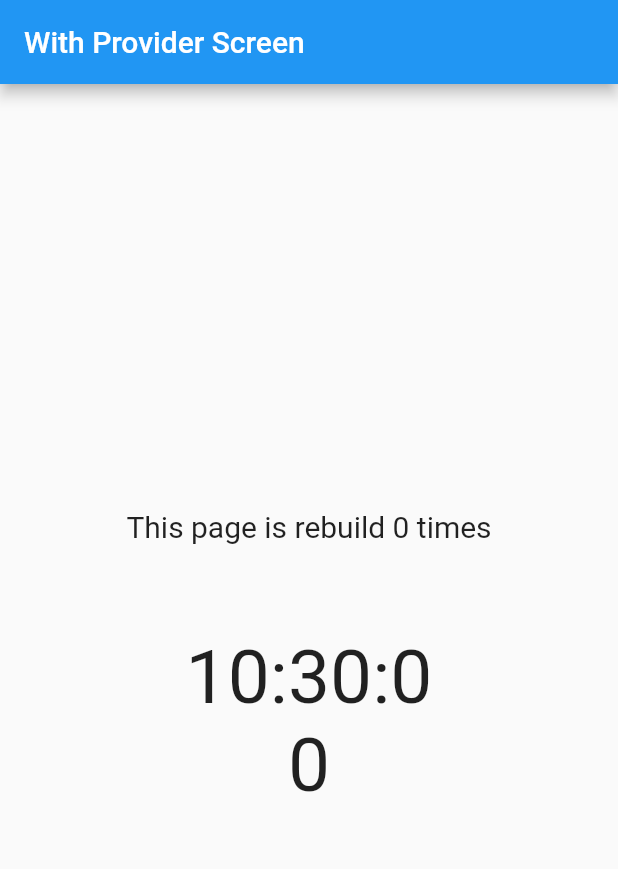
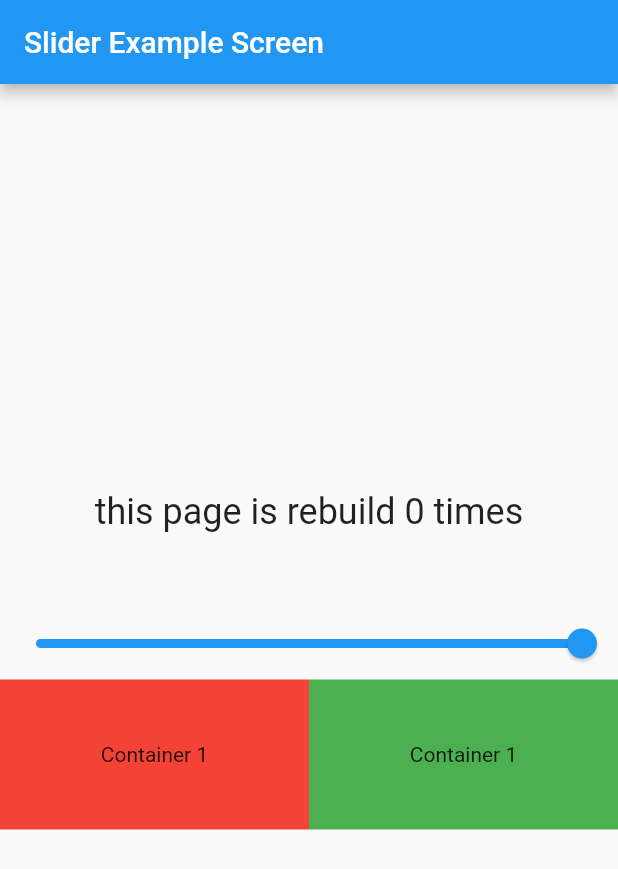
Before and after one commit to ThisIsAnshMalik/provider_state_management, a Flutter app: the first screen one second after launch, on a phone screen of 412 x 824 dp. Shown: the top 869 px of the screen. Run offline on Flutter 3.47's test engine with Material 2 defaults, Android fonts, the phone set to English and light mode, and no system bars.

Commit message:
slider screen is ready with set state

```diff
--- a/lib/main.dart
+++ b/lib/main.dart
@@ -1,6 +1,7 @@
 import 'package:flutter/material.dart';
 import 'package:provider/provider.dart';
 import 'package:provider_state_management/provider/count_provider.dart';
+import 'package:provider_state_management/screens/slider_example.dart';
 import 'package:provider_state_management/screens/timer_screens/with_provider_screen.dart';
 import 'package:provider_state_management/screens/timer_screens/without_provider_screen.dart';
 
@@ -21,7 +22,7 @@ class MyApp extends StatelessWidget {
           theme: ThemeData(
             primarySwatch: Colors.blue,
           ),
-          home: const WithProviderScreen(),
+          home: const SliderExampleScreen(),
         ));
   }
 }
--- /dev/null
+++ b/lib/screens/slider_example.dart
@@ -0,0 +1,56 @@
+import 'package:flutter/material.dart';
+
+class SliderExampleScreen extends StatefulWidget {
+  const SliderExampleScreen({Key? key}) : super(key: key);
+
+  @override
+  State<SliderExampleScreen> createState() => _SliderExampleScreenState();
+}
+
+class _SliderExampleScreenState extends State<SliderExampleScreen> {
+  int n = 0;
+  double value = 1.0;
+  @override
+  Widget build(BuildContext context) {
+    return Scaffold(
+      appBar: AppBar(title: const Text("Slider Example Screen")),
+      body: Column(
+        crossAxisAlignment: CrossAxisAlignment.center,
+        mainAxisAlignment: MainAxisAlignment.center,
+        children: [
+          Text(
+            "this page is rebuild ${n++} times",
+            style: const TextStyle(fontSize: 24),
+          ),
+          const SizedBox(
+            height: 50,
+          ),
+          Slider(
+              value: value,
+              onChanged: (val) {
+                setState(() {
+                  value = val;
+                });
+              }),
+          Row(
+            children: [
+              Expanded(
+                  child: Container(
+                height: 100,
+                decoration: BoxDecoration(color: Colors.red.withOpacity(value)),
+                child: const Center(child: Text("Container 1")),
+              )),
+              Expanded(
+                  child: Container(
+                height: 100,
+                decoration:
+                    BoxDecoration(color: Colors.green.withOpacity(value)),
+                child: const Center(child: Text("Container 1")),
+              ))
+            ],
+          )
+        ],
+      ),
+    );
+  }
+}
```
